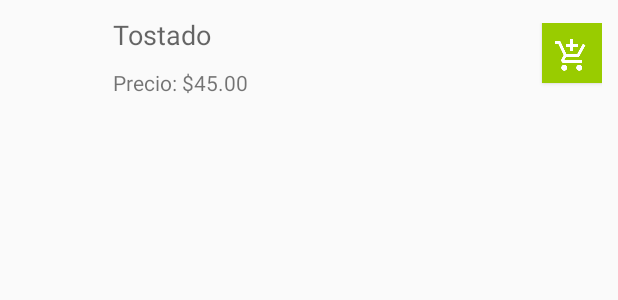
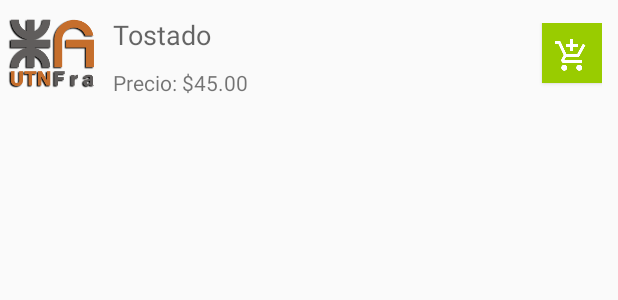
Before and after one commit to navarradot/LAB5-TP-ANDROID-BUFFET, an Android app: the layout item_view_menu.xml on its own in the app's theme, with its tools: preview values and no code run, on a phone screen of 412 x 824 dp. Shown: the top 300 px of the screen. Run offline under Robolectric (Android 15) with nearby library versions, the phone set to English and light mode, and no system bars; network calls fail.

```diff
--- a/app/src/main/java/com/example/a55/lab5_tp_android_buffet/Activities/Menu/View/MenuView.java
+++ b/app/src/main/java/com/example/a55/lab5_tp_android_buffet/Activities/Menu/View/MenuView.java
@@ -86,7 +86,7 @@ public class MenuView implements Handler.Callback {
 
                 Thread threaddescargarImagenProducto = new Thread(new ThreadConnection(handler, p.imagen, i,  "getImagenLista"));
                 threaddescargarImagenProducto.start();
-                threaddescargarImagenProducto.join(2000);
+                threaddescargarImagenProducto.join(3000);
             }
 
         } catch (Exception e) {
--- a/app/src/main/res/layout/item_view_menu.xml
+++ b/app/src/main/res/layout/item_view_menu.xml
@@ -9,8 +9,8 @@
     <ImageView
         android:id="@+id/ivProducto"
         android:layout_width="60dp"
-        android:layout_height="60dp" />
-        <!--android:src="@mipmap/utnfra" />-->
+        android:layout_height="60dp"
+        android:src="@mipmap/utnfra" />
 
     <LinearLayout
         android:layout_width="wrap_content"
```
Also changed, not shown: app/src/main/java/com/example/a55/lab5_tp_android_buffet/Activities/Menu/RecyclerView/AdapterMenu.java (+18 -0 lines).
